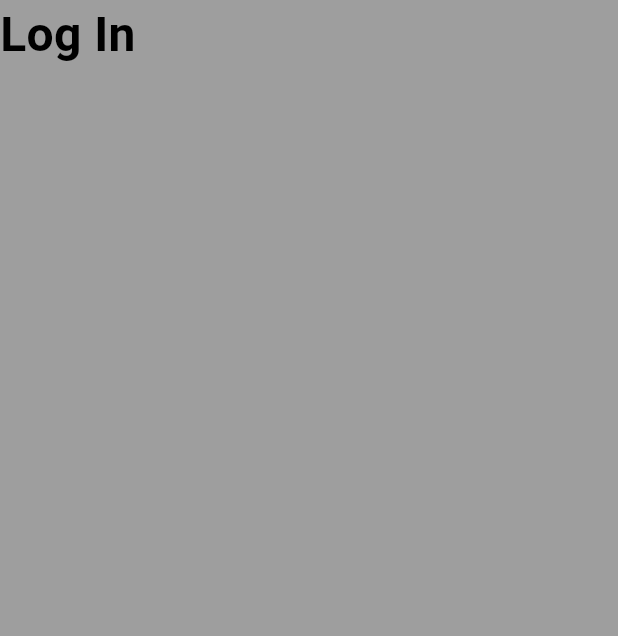
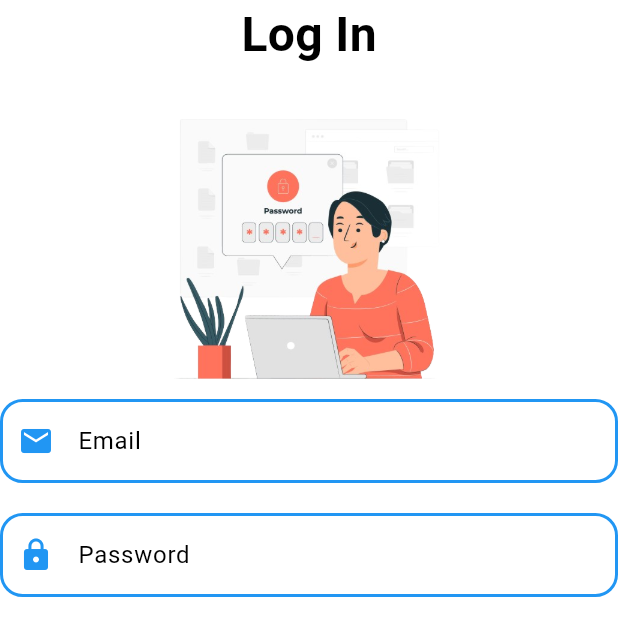
Before and after one commit to rihem435/app_elearning, a Flutter app: the screen it shows after launch, on a phone screen of 412 x 824 dp. Shown: the top 636 px of the screen. Run offline on Flutter 3.47's test engine with Material 3 defaults, Android fonts, the light colour scheme and no system bars.

Commit message:
add input text

```diff
--- a/lib/main.dart
+++ b/lib/main.dart
@@ -9,6 +9,7 @@ var afficheText = const Text(
     color: Colors.blue,
     fontWeight: FontWeight.bold,
     decoration: TextDecoration.none,
+
   ),
 );
 
--- a/lib/screens/profile/login_screen.dart
+++ b/lib/screens/profile/login_screen.dart
@@ -1,3 +1,4 @@
+import 'package:flutter/cupertino.dart';
 import 'package:flutter/material.dart';
 import 'package:flutter/widgets.dart';
 
@@ -6,11 +7,12 @@ class LoginScreen extends StatelessWidget {
 
   @override
   Widget build(BuildContext context) {
-    return const Scaffold(
-      backgroundColor: Colors.grey,
-      body: Column(
+    return Scaffold(
+      backgroundColor: Colors.white,
+      body: Center(
+        child: Column(
           children: [
-          Text(
+            const Text(
               'Log In',
               style: TextStyle(
                 fontSize: 32,
@@ -18,7 +20,137 @@ class LoginScreen extends StatelessWidget {
                 color: Colors.black,
               ),
             ),
+            const SizedBox(
+              height: 20,
+            ),
+            Image.asset(
+              "assets/images/login.png",
+              width: 200,
+              height: 200,
+            ),
+            TextFormField(
+              decoration: const InputDecoration(
+                label: Text(
+                  'Email',
+                  style: TextStyle(
+                    color: Colors.black,
+                  ),
+                ),
+                hintText: "Enter your email",
+                enabledBorder: OutlineInputBorder(
+                  borderRadius: BorderRadius.all(
+                    Radius.circular(
+                      15,
+                    ),
+                  ),
+                  borderSide: BorderSide(
+                    color: Colors.blue,
+                    width: 2,
+                  ),
+                ),
+                focusedBorder: OutlineInputBorder(
+                  borderRadius: BorderRadius.all(
+                    Radius.circular(
+                      15,
+                    ),
+                  ),
+                  borderSide: BorderSide(
+                    color: Colors.blue,
+                    width: 2,
+                  ),
+                ),
+                errorBorder: OutlineInputBorder(
+                  borderRadius: BorderRadius.all(
+                    Radius.circular(
+                      15,
+                    ),
+                  ),
+                  borderSide: BorderSide(
+                    color: Colors.red,
+                    width: 2,
+                  ),
+                ),
+                focusedErrorBorder: OutlineInputBorder(
+                  borderRadius: BorderRadius.all(
+                    Radius.circular(
+                      15,
+                    ),
+                  ),
+                  borderSide: BorderSide(
+                    color: Colors.red,
+                    width: 2,
+                  ),
+                ),
+                prefixIcon: Icon(
+                  Icons.email,
+                  color: Colors.blue,
+                ),
+              ),
+            ),
+            const SizedBox(
+              height: 20,
+            ),
+            TextFormField(
+              decoration: const InputDecoration(
+                label: Text(
+                  'Password',
+                  style: TextStyle(
+                    color: Colors.black,
+                  ),
+                ),
+                hintText: "Enter your password",
+                enabledBorder: OutlineInputBorder(
+                  borderRadius: BorderRadius.all(
+                    Radius.circular(
+                      15,
+                    ),
+                  ),
+                  borderSide: BorderSide(
+                    color: Colors.blue,
+                    width: 2,
+                  ),
+                ),
+                focusedBorder: OutlineInputBorder(
+                  borderRadius: BorderRadius.all(
+                    Radius.circular(
+                      15,
+                    ),
+                  ),
+                  borderSide: BorderSide(
+                    color: Colors.blue,
+                    width: 2,
+                  ),
+                ),
+                errorBorder: OutlineInputBorder(
+                  borderRadius: BorderRadius.all(
+                    Radius.circular(
+                      15,
+                    ),
+                  ),
+                  borderSide: BorderSide(
+                    color: Colors.red,
+                    width: 2,
+                  ),
+                ),
+                focusedErrorBorder: OutlineInputBorder(
+                  borderRadius: BorderRadius.all(
+                    Radius.circular(
+                      15,
+                    ),
+                  ),
+                  borderSide: BorderSide(
+                    color: Colors.red,
+                    width: 2,
+                  ),
+                ),
+                prefixIcon: Icon(
+                  Icons.lock,
+                  color: Colors.blue,
+                ),
+              ),
+            ),
           ],
+        ),
       ),
     );
   }
--- a/pubspec.yaml
+++ b/pubspec.yaml
@@ -59,8 +59,8 @@ flutter:
   uses-material-design: true
 
   # To add assets to your application, add an assets section, like this:
-  # assets:
-  #   - images/a_dot_burr.jpeg
+  assets:
+    - assets/images/
   #   - images/a_dot_ham.jpeg
 
   # An image asset can refer to one or more resolution-specific "variants", see
```
Also changed, not shown: assets/images/login.png (added). Lines whose indentation alone changed are shown as unchanged.
